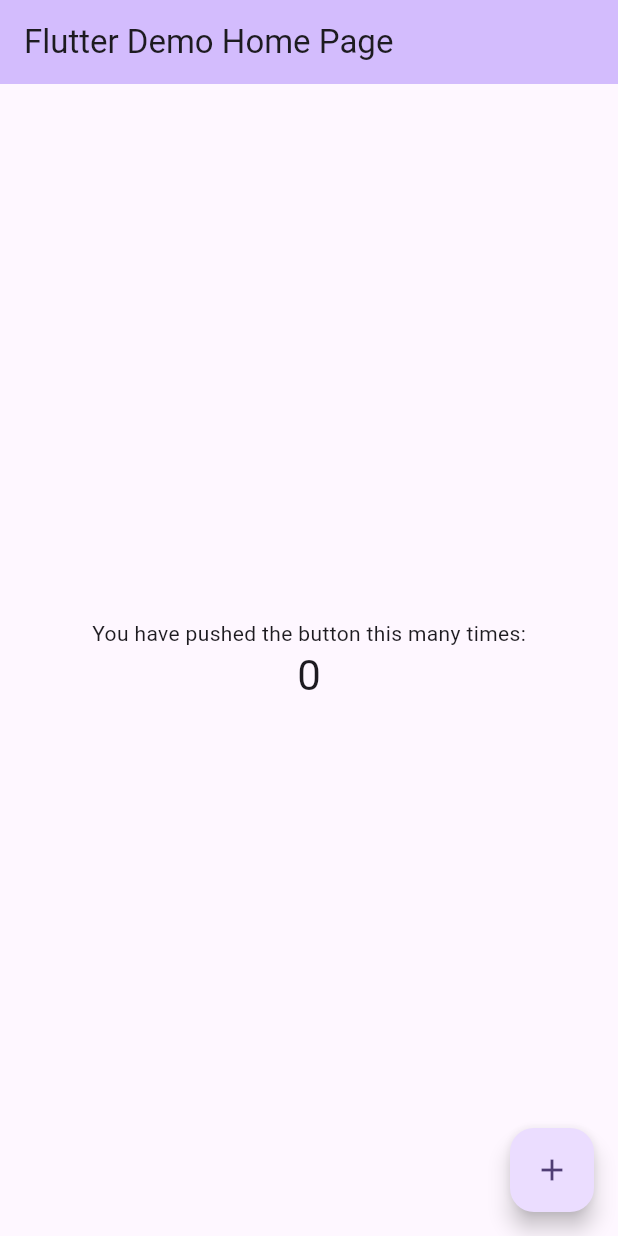
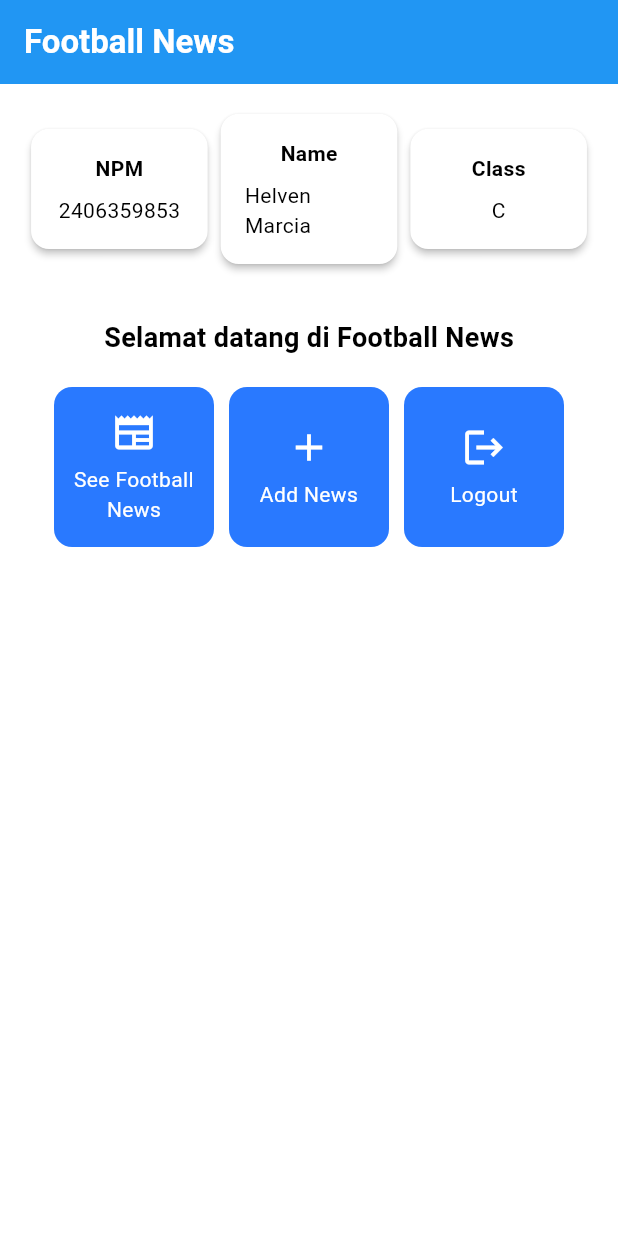
Before and after one commit to helvenmarcia/football-news-mobile, a Flutter app: the screen it shows after launch, on a phone screen of 412 x 824 dp. Run offline on Flutter 3.47's test engine with Material 3 defaults, Android fonts, the phone set to English and light mode, and no system bars.

Commit message:
Tutorial 6

```diff
--- a/lib/main.dart
+++ b/lib/main.dart
@@ -1,4 +1,5 @@
 import 'package:flutter/material.dart';
+import 'package:football_news/menu.dart';
 
 void main() {
   runApp(const MyApp());
@@ -28,95 +29,10 @@ class MyApp extends StatelessWidget {
         //
         // This works for code too, not just values: Most code changes can be
         // tested with just a hot reload.
-        colorScheme: ColorScheme.fromSeed(seedColor: Colors.deepPurple),
+         colorScheme: ColorScheme.fromSwatch(primarySwatch: Colors.blue)
+          .copyWith(secondary: Colors.blueAccent[400]),
       ),
-      home: const MyHomePage(title: 'Flutter Demo Home Page'),
+      home: MyHomePage(),
     );
   }
 }
-
-class MyHomePage extends StatefulWidget {
-  const MyHomePage({super.key, required this.title});
-
-  // This widget is the home page of your application. It is stateful, meaning
-  // that it has a State object (defined below) that contains fields that affect
-  // how it looks.
-
-  // This class is the configuration for the state. It holds the values (in this
-  // case the title) provided by the parent (in this case the App widget) and
-  // used by the build method of the State. Fields in a Widget subclass are
-  // always marked "final".
-
-  final String title;
-
-  @override
-  State<MyHomePage> createState() => _MyHomePageState();
-}
-
-class _MyHomePageState extends State<MyHomePage> {
-  int _counter = 0;
-
-  void _incrementCounter() {
-    setState(() {
-      // This call to setState tells the Flutter framework that something has
-      // changed in this State, which causes it to rerun the build method below
-      // so that the display can reflect the updated values. If we changed
-      // _counter without calling setState(), then the build method would not be
-      // called again, and so nothing would appear to happen.
-      _counter++;
-    });
-  }
-
-  @override
-  Widget build(BuildContext context) {
-    // This method is rerun every time setState is called, for instance as done
-    // by the _incrementCounter method above.
-    //
-    // The Flutter framework has been optimized to make rerunning build methods
-    // fast, so that you can just rebuild anything that needs updating rather
-    // than having to individually change instances of widgets.
-    return Scaffold(
-      appBar: AppBar(
-        // TRY THIS: Try changing the color here to a specific color (to
-        // Colors.amber, perhaps?) and trigger a hot reload to see the AppBar
-        // change color while the other colors stay the same.
-        backgroundColor: Theme.of(context).colorScheme.inversePrimary,
-        // Here we take the value from the MyHomePage object that was created by
-        // the App.build method, and use it to set our appbar title.
-        title: Text(widget.title),
-      ),
-      body: Center(
-        // Center is a layout widget. It takes a single child and positions it
-        // in the middle of the parent.
-        child: Column(
-          // Column is also a layout widget. It takes a list of children and
-          // arranges them vertically. By default, it sizes itself to fit its
-          // children horizontally, and tries to be as tall as its parent.
-          //
-          // Column has various properties to control how it sizes itself and
-          // how it positions its children. Here we use mainAxisAlignment to
-          // center the children vertically; the main axis here is the vertical
-          // axis because Columns are vertical (the cross axis would be
-          // horizontal).
-          //
-          // TRY THIS: Invoke "debug painting" (choose the "Toggle Debug Paint"
-          // action in the IDE, or press "p" in the console), to see the
-          // wireframe for each widget.
-          mainAxisAlignment: MainAxisAlignment.center,
-          children: <Widget>[
-            const Text('You have pushed the button this many times:'),
-            Text(
-              '$_counter',
-              style: Theme.of(context).textTheme.headlineMedium,
-            ),
-          ],
-        ),
-      ),
-      floatingActionButton: FloatingActionButton(
-        onPressed: _incrementCounter,
-        tooltip: 'Increment',
-        child: const Icon(Icons.add),
-      ), // This trailing comma makes auto-formatting nicer for build methods.
-    );
-  }
-}
--- /dev/null
+++ b/lib/menu.dart
@@ -0,0 +1,256 @@
+import 'package:flutter/material.dart';
+
+class MyHomePage extends StatelessWidget {
+  MyHomePage({super.key});
+
+  final String nama = "Helven Marcia"; //nama
+  final String npm = "2406359853"; //npm
+  final String kelas = "C"; //kelas
+
+  final List<ItemHomepage> items = [
+    ItemHomepage("See Football News", Icons.newspaper),
+    ItemHomepage("Add News", Icons.add),
+    ItemHomepage("Logout", Icons.logout),
+  ];
+
+  @override
+    Widget build(BuildContext context) {
+    // Scaffold menyediakan struktur dasar halaman dengan AppBar dan body.
+    return Scaffold(
+      // AppBar adalah bagian atas halaman yang menampilkan judul.
+      appBar: AppBar(
+        // Judul aplikasi "Football News" dengan teks putih dan tebal.
+        title: const Text(
+          'Football News',
+          style: TextStyle(
+            color: Colors.white,
+            fontWeight: FontWeight.bold,
+          ),
+        ),
+        // Warna latar belakang AppBar diambil dari skema warna tema aplikasi.
+        backgroundColor: Theme.of(context).colorScheme.primary,
+      ),
+      // Body halaman dengan padding di sekelilingnya.
+      body: Padding(
+        padding: const EdgeInsets.all(16.0),
+        // Menyusun widget secara vertikal dalam sebuah kolom.
+        child: Column(
+          crossAxisAlignment: CrossAxisAlignment.center,
+          children: [
+            // Row untuk menampilkan 3 InfoCard secara horizontal.
+            Row(
+              mainAxisAlignment: MainAxisAlignment.spaceEvenly,
+              children: [
+                InfoCard(title: 'NPM', content: npm),
+                InfoCard(title: 'Name', content: nama),
+                InfoCard(title: 'Class', content: kelas),
+              ],
+            ),
+
+            // Memberikan jarak vertikal 16 unit.
+            const SizedBox(height: 16.0),
+
+            // Menempatkan widget berikutnya di tengah halaman.
+            Center(
+              child: Column(
+                // Menyusun teks dan grid item secara vertikal.
+
+                children: [
+                  // Menampilkan teks sambutan dengan gaya tebal dan ukuran 18.
+                  const Padding(
+                    padding: EdgeInsets.only(top: 16.0),
+                    child: Text(
+                      'Selamat datang di Football News',
+                      style: TextStyle(
+                        fontWeight: FontWeight.bold,
+                        fontSize: 18.0,
+                      ),
+                    ),
+                  ),
+
+                  // Grid untuk menampilkan ItemCard dalam bentuk grid 3 kolom.
+                  GridView.count(
+                    primary: true,
+                    padding: const EdgeInsets.all(20),
+                    crossAxisSpacing: 10,
+                    mainAxisSpacing: 10,
+                    crossAxisCount: 3,
+                    // Agar grid menyesuaikan tinggi kontennya.
+                    shrinkWrap: true,
+
+                    // Menampilkan ItemCard untuk setiap item dalam list items.
+                    children: items.map((ItemHomepage item) {
+                      return ItemCard(item);
+                    }).toList(),
+                  ),
+                ],
+              ),
+            ),
+          ],
+        ),
+      ),
+    );
+  }
+}
+
+class InfoCard extends StatelessWidget {
+  // Kartu informasi yang menampilkan title dan content.
+
+  final String title;  // Judul kartu.
+  final String content;  // Isi kartu.
+
+  const InfoCard({super.key, required this.title, required this.content});
+
+  @override
+  Widget build(BuildContext context) {
+    return Card(
+      // Membuat kotak kartu dengan bayangan dibawahnya.
+      elevation: 2.0,
+      child: Container(
+        // Mengatur ukuran dan jarak di dalam kartu.
+        width: MediaQuery.of(context).size.width / 3.5, // menyesuaikan dengan lebar device yang digunakan.
+        padding: const EdgeInsets.all(16.0),
+        // Menyusun title dan content secara vertikal.
+        child: Column(
+          children: [
+            Text(
+              title,
+              style: const TextStyle(fontWeight: FontWeight.bold),
+            ),
+            const SizedBox(height: 8.0),
+            Text(content),
+          ],
+        ),
+      ),
+    );
+  }
+}
+
+class ItemCard extends StatelessWidget {
+  // Menampilkan kartu dengan ikon dan nama.
+
+  final ItemHomepage item;
+
+  const ItemCard(this.item, {super.key});
+
+  @override
+  Widget build(BuildContext context) {
+    return Material(
+      // Menentukan warna latar belakang dari tema aplikasi.
+      color: Theme.of(context).colorScheme.secondary,
+      // Membuat sudut kartu melengkung.
+      borderRadius: BorderRadius.circular(12),
+
+      child: InkWell(
+        // Aksi ketika kartu ditekan.
+        onTap: () {
+          // Menampilkan pesan SnackBar saat kartu ditekan.
+          ScaffoldMessenger.of(context)
+            ..hideCurrentSnackBar()
+            ..showSnackBar(
+              SnackBar(content: Text("Kamu telah menekan tombol ${item.name}!"))
+            );
+        },
+        // Container untuk menyimpan Icon dan Text
+        child: Container(
+          padding: const EdgeInsets.all(8),
+          child: Center(
+            child: Column(
+              // Menyusun ikon dan teks di tengah kartu.
+              mainAxisAlignment: MainAxisAlignment.center,
+              children: [
+                Icon(
+                  item.icon,
+                  color: Colors.white,
+                  size: 30.0,
+                ),
+                const Padding(padding: EdgeInsets.all(3)),
+                Text(
+                  item.name,
+                  textAlign: TextAlign.center,
+                  style: const TextStyle(color: Colors.white),
+                ),
+              ],
+            ),
+          ),
+        ),
+      ),
+    );
+  }
+
+}
+
+class ItemHomepage {
+ final String name;
+ final IconData icon;
+
+ ItemHomepage(this.name, this.icon);
+}
+
+// class _MyHomePageState extends State<MyHomePage> {
+//   int _counter = 0;
+
+//   void _incrementCounter() {
+//     setState(() {
+//       // This call to setState tells the Flutter framework that something has
+//       // changed in this State, which causes it to rerun the build method below
+//       // so that the display can reflect the updated values. If we changed
+//       // _counter without calling setState(), then the build method would not be
+//       // called again, and so nothing would appear to happen.
+//       _counter++;
+//     });
+//   }
+
+//   @override
+//   Widget build(BuildContext context) {
+//     // This method is rerun every time setState is called, for instance as done
+//     // by the _incrementCounter method above.
+//     //
+//     // The Flutter framework has been optimized to make rerunning build methods
+//     // fast, so that you can just rebuild anything that needs updating rather
+//     // than having to individually change instances of widgets.
+//     return Scaffold(
+//       appBar: AppBar(
+//         // TRY THIS: Try changing the color here to a specific color (to
+//         // Colors.amber, perhaps?) and trigger a hot reload to see the AppBar
+//         // change color while the other colors stay the same.
+//         backgroundColor: Theme.of(context).colorScheme.inversePrimary,
+//         // Here we take the value from the MyHomePage object that was created by
+//         // the App.build method, and use it to set our appbar title.
+//         title: Text(widget.title),
+//       ),
+//       body: Center(
+//         // Center is a layout widget. It takes a single child and positions it
+//         // in the middle of the parent.
+//         child: Column(
+//           // Column is also a layout widget. It takes a list of children and
+//           // arranges them vertically. By default, it sizes itself to fit its
+//           // children horizontally, and tries to be as tall as its parent.
+//           //
+//           // Column has various properties to control how it sizes itself and
+//           // how it positions its children. Here we use mainAxisAlignment to
+//           // center the children vertically; the main axis here is the vertical
+//           // axis because Columns are vertical (the cross axis would be
+//           // horizontal).
+//           //
+//           // TRY THIS: Invoke "debug painting" (choose the "Toggle Debug Paint"
+//           // action in the IDE, or press "p" in the console), to see the
+//           // wireframe for each widget.
+//           mainAxisAlignment: MainAxisAlignment.center,
+//           children: <Widget>[
+//             const Text('You have pushed the button this many times:'),
+//             Text(
+//               '$_counter',
+//               style: Theme.of(context).textTheme.headlineMedium,
+//             ),
+//           ],
+//         ),
+//       ),
+//       floatingActionButton: FloatingActionButton(
+//         onPressed: _incrementCounter,
+//         tooltip: 'Increment',
+//         child: const Icon(Icons.add),
+//       ), // This trailing comma makes auto-formatting nicer for build methods.
+//     );
+//   }
+// }
```
